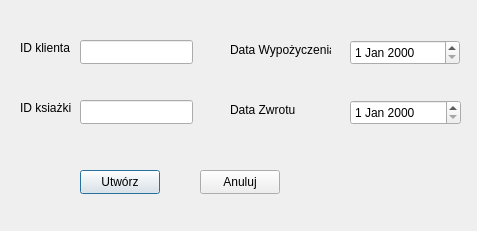
The window that createrental.ui (KusiakMarcin/Biblioteka) describes before a commit, drawn with Qt 5.
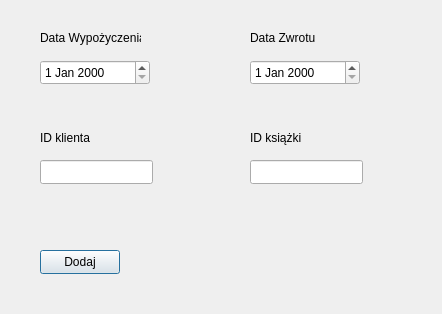
The same window after the commit.

Commit message: własna próba implementacji dodawania wypożyczeń

```diff
--- a/createrental.ui
+++ b/createrental.ui
@@ -6,129 +6,116 @@
    <rect>
     <x>0</x>
     <y>0</y>
-    <width>477</width>
-    <height>231</height>
+    <width>442</width>
+    <height>314</height>
    </rect>
   </property>
   <property name="windowTitle">
    <string>Dialog</string>
   </property>
-  <widget class="QLineEdit" name="lineEdit_2">
+  <widget class="QDateEdit" name="dateEdit">
    <property name="geometry">
     <rect>
-     <x>80</x>
-     <y>100</y>
-     <width>113</width>
-     <height>24</height>
+     <x>40</x>
+     <y>60</y>
+     <width>110</width>
+     <height>25</height>
     </rect>
    </property>
   </widget>
-  <widget class="QLineEdit" name="lineEdit_4">
+  <widget class="QDateEdit" name="dateEdit_2">
    <property name="geometry">
     <rect>
-     <x>80</x>
-     <y>40</y>
-     <width>113</width>
+     <x>250</x>
+     <y>60</y>
+     <width>110</width>
+     <height>25</height>
+    </rect>
+   </property>
+  </widget>
+  <widget class="QPushButton" name="pushButton">
+   <property name="geometry">
+    <rect>
+     <x>40</x>
+     <y>250</y>
+     <width>80</width>
      <height>24</height>
     </rect>
    </property>
+   <property name="text">
+    <string>Dodaj</string>
+   </property>
   </widget>
   <widget class="QLabel" name="label">
    <property name="geometry">
     <rect>
-     <x>20</x>
-     <y>40</y>
-     <width>51</width>
+     <x>40</x>
+     <y>30</y>
+     <width>101</width>
      <height>16</height>
     </rect>
    </property>
    <property name="text">
-    <string>ID klienta</string>
+    <string>Data Wypożyczenia</string>
    </property>
   </widget>
   <widget class="QLabel" name="label_2">
    <property name="geometry">
     <rect>
-     <x>20</x>
-     <y>100</y>
-     <width>51</width>
+     <x>250</x>
+     <y>30</y>
+     <width>81</width>
      <height>16</height>
-    </rect>
-   </property>
-   <property name="text">
-    <string>ID ksiażki</string>
-   </property>
-  </widget>
-  <widget class="QLabel" name="label_3">
-   <property name="geometry">
-    <rect>
-     <x>230</x>
-     <y>100</y>
-     <width>71</width>
-     <height>20</height>
     </rect>
    </property>
    <property name="text">
     <string>Data Zwrotu</string>
    </property>
   </widget>
+  <widget class="QLineEdit" name="lineEdit">
+   <property name="geometry">
+    <rect>
+     <x>40</x>
+     <y>160</y>
+     <width>113</width>
+     <height>24</height>
+    </rect>
+   </property>
+  </widget>
+  <widget class="QLineEdit" name="lineEdit_2">
+   <property name="geometry">
+    <rect>
+     <x>250</x>
+     <y>160</y>
+     <width>113</width>
+     <height>24</height>
+    </rect>
+   </property>
+  </widget>
+  <widget class="QLabel" name="label_3">
+   <property name="geometry">
+    <rect>
+     <x>40</x>
+     <y>130</y>
+     <width>71</width>
+     <height>16</height>
+    </rect>
+   </property>
+   <property name="text">
+    <string>ID klienta</string>
+   </property>
+  </widget>
   <widget class="QLabel" name="label_4">
    <property name="geometry">
     <rect>
-     <x>230</x>
-     <y>40</y>
-     <width>101</width>
-     <height>20</height>
+     <x>250</x>
+     <y>130</y>
+     <width>71</width>
+     <height>16</height>
     </rect>
    </property>
    <property name="text">
-    <string>Data Wypożyczenia</string>
-   </property>
-  </widget>
-  <widget class="QDateEdit" name="dateEdit">
-   <property name="geometry">
-    <rect>
-     <x>350</x>
-     <y>40</y>
-     <width>110</width>
-     <height>25</height>
-    </rect>
-   </property>
-  </widget>
-  <widget class="QDateEdit" name="dateEdit_2">
-   <property name="geometry">
-    <rect>
-     <x>350</x>
-     <y>100</y>
-     <width>111</width>
-     <height>25</height>
-    </rect>
-   </property>
-  </widget>
-  <widget class="QPushButton" name="pushButton">
-   <property name="geometry">
-    <rect>
-     <x>80</x>
-     <y>170</y>
-     <width>80</width>
-     <height>24</height>
-    </rect>
-   </property>
-   <property name="text">
-    <string>Utwórz</string>
-   </property>
-  </widget>
-  <widget class="QPushButton" name="pushButton_2">
-   <property name="geometry">
-    <rect>
-     <x>200</x>
-     <y>170</y>
-     <width>80</width>
-     <height>24</height>
-    </rect>
-   </property>
-   <property name="text">
-    <string>Anuluj</string>
+    <string>ID książki</string>
    </property>
   </widget>
  </widget>
```
The commit also changes 34 other files.
